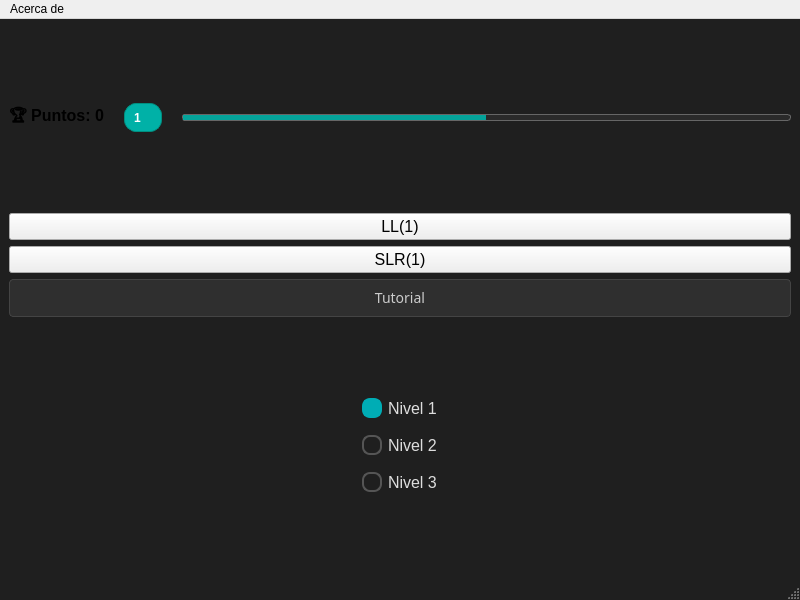
The window that mainwindow.ui (jose-rZM/SyntaxTutor) describes before a commit, drawn with Qt 5.
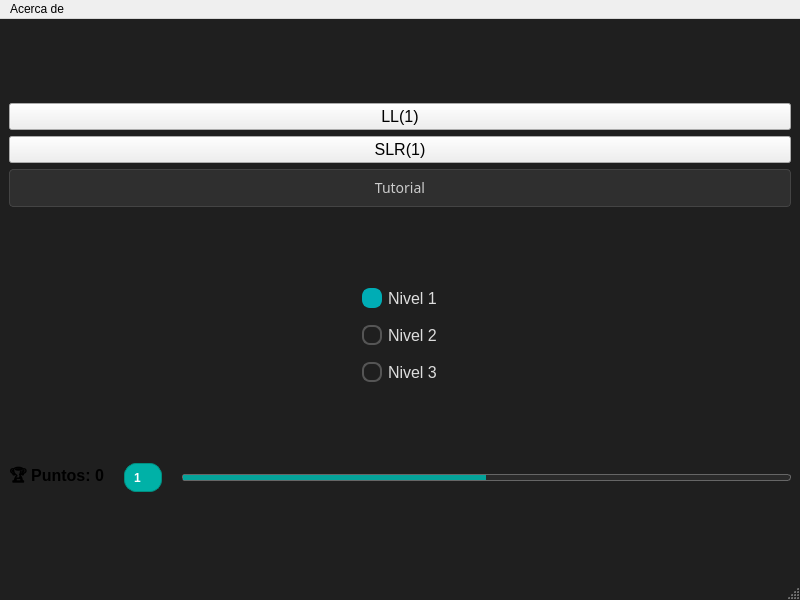
The same window after the commit. Icons and pictures are not drawn.

Commit message: place score and levels below radiobtns

Diff of the .ui file:
```diff
--- a/mainwindow.ui
+++ b/mainwindow.ui
@@ -32,6 +32,234 @@
   </property>
   <widget class="QWidget" name="centralwidget">
    <layout class="QVBoxLayout" name="verticalLayout_3">
+    <item>
+     <layout class="QVBoxLayout" name="verticalLayout">
+      <item>
+       <widget class="QPushButton" name="pushButton">
+        <property name="sizePolicy">
+         <sizepolicy hsizetype="Minimum" vsizetype="Maximum">
+          <horstretch>1</horstretch>
+          <verstretch>0</verstretch>
+         </sizepolicy>
+        </property>
+        <property name="minimumSize">
+         <size>
+          <width>432</width>
+          <height>0</height>
+         </size>
+        </property>
+        <property name="font">
+         <font>
+          <pointsize>12</pointsize>
+         </font>
+        </property>
+        <property name="text">
+         <string>LL(1)</string>
+        </property>
+       </widget>
+      </item>
+      <item>
+       <widget class="QPushButton" name="pushButton_2">
+        <property name="sizePolicy">
+         <sizepolicy hsizetype="Minimum" vsizetype="Fixed">
+          <horstretch>0</horstretch>
+          <verstretch>0</verstretch>
+         </sizepolicy>
+        </property>
+        <property name="minimumSize">
+         <size>
+          <width>432</width>
+          <height>0</height>
+         </size>
+        </property>
+        <property name="font">
+         <font>
+          <pointsize>12</pointsize>
+         </font>
+        </property>
+        <property name="text">
+         <string>SLR(1)</string>
+        </property>
+       </widget>
+      </item>
+      <item>
+       <widget class="QPushButton" name="tutorial">
+        <property name="sizePolicy">
+         <sizepolicy hsizetype="Minimum" vsizetype="Fixed">
+          <horstretch>0</horstretch>
+          <verstretch>0</verstretch>
+         </sizepolicy>
+        </property>
+        <property name="minimumSize">
+         <size>
+          <width>432</width>
+          <height>0</height>
+         </size>
+        </property>
+        <property name="font">
+         <font>
+          <family>Noto Sans</family>
+          <pointsize>-1</pointsize>
+         </font>
+        </property>
+        <property name="cursor">
+         <cursorShape>PointingHandCursor</cursorShape>
+        </property>
+        <property name="styleSheet">
+         <string notr="true">QPushButton {
+    background-color: #2F2F2F;        /* Gris muy oscuro, casi al tono de fondo */
+    color:            #CCCCCC;        /* Gris claro, sin llegar a blanco puro */
+    border:           1px solid #444; /* Borde sutil para definir límites */
+    padding:          8px 16px;
+    border-radius:    4px;
+    font-size:        14px;
+    font-family:      'Noto Sans';
+}
+QPushButton:hover {
+    background-color: #3A3A3A;        /* Un poco más claro al pasar el cursor */
+    color:            #FFFFFF;
+}
+QPushButton:pressed {
+    background-color: #262626;        /* Oscurece un pelín al pulsar */
+}</string>
+        </property>
+        <property name="text">
+         <string>Tutorial</string>
+        </property>
+       </widget>
+      </item>
+     </layout>
+    </item>
+    <item>
+     <layout class="QVBoxLayout" name="verticalLayout_2">
+      <property name="spacing">
+       <number>17</number>
+      </property>
+      <item alignment="Qt::AlignmentFlag::AlignHCenter">
+       <widget class="QRadioButton" name="lv1Button">
+        <property name="sizePolicy">
+         <sizepolicy hsizetype="Minimum" vsizetype="Maximum">
+          <horstretch>0</horstretch>
+          <verstretch>0</verstretch>
+         </sizepolicy>
+        </property>
+        <property name="font">
+         <font>
+          <pointsize>-1</pointsize>
+         </font>
+        </property>
+        <property name="styleSheet">
+         <string notr="true">QRadioButton {
+    color:    #DDDDDD;
+    font-size:16px;
+    spacing:  6px;
+}
+QRadioButton::indicator {
+    width:        16px;
+    height:       16px;
+    border-radius:8px;
+    border:       2px solid #555555;
+    background:   transparent;
+}
+QRadioButton::indicator:checked {
+    background: #00ADB5;
+    border:     2px solid #00ADB5;
+}
+QRadioButton::indicator:checked + QLabel {
+    color: #00ADB5;
+}
+</string>
+        </property>
+        <property name="text">
+         <string>Nivel 1</string>
+        </property>
+        <property name="checked">
+         <bool>true</bool>
+        </property>
+       </widget>
+      </item>
+      <item alignment="Qt::AlignmentFlag::AlignHCenter">
+       <widget class="QRadioButton" name="lv2Button">
+        <property name="sizePolicy">
+         <sizepolicy hsizetype="Minimum" vsizetype="Maximum">
+          <horstretch>0</horstretch>
+          <verstretch>0</verstretch>
+         </sizepolicy>
+        </property>
+        <property name="font">
+         <font>
+          <pointsize>-1</pointsize>
+         </font>
+        </property>
+        <property name="styleSheet">
+         <string notr="true">QRadioButton {
+    color:    #DDDDDD;
+    font-size:16px;
+    spacing:  6px;
+}
+QRadioButton::indicator {
+    width:        16px;
+    height:       16px;
+    border-radius:8px;
+    border:       2px solid #555555;
+    background:   transparent;
+}
+QRadioButton::indicator:checked {
+    background: #00ADB5;
+    border:     2px solid #00ADB5;
+}
+QRadioButton::indicator:checked + QLabel {
+    color: #00ADB5;
+}
+</string>
+        </property>
+        <property name="text">
+         <string>Nivel 2</string>
+        </property>
+       </widget>
+      </item>
+      <item alignment="Qt::AlignmentFlag::AlignHCenter">
+       <widget class="QRadioButton" name="lv3Button">
+        <property name="sizePolicy">
+         <sizepolicy hsizetype="Minimum" vsizetype="Maximum">
+          <horstretch>0</horstretch>
+          <verstretch>0</verstretch>
+         </sizepolicy>
+        </property>
+        <property name="font">
+         <font>
+          <pointsize>-1</pointsize>
+         </font>
+        </property>
+        <property name="styleSheet">
+         <string notr="true">QRadioButton {
+    color:    #DDDDDD;
+    font-size:16px;
+    spacing:  6px;
+}
+QRadioButton::indicator {
+    width:        16px;
+    height:       16px;
+    border-radius:8px;
+    border:       2px solid #555555;
+    background:   transparent;
+}
+QRadioButton::indicator:checked {
+    background: #00ADB5;
+    border:     2px solid #00ADB5;
+}
+QRadioButton::indicator:checked + QLabel {
+    color: #00ADB5;
+}
+</string>
+        </property>
+        <property name="text">
+         <string>Nivel 3</string>
+        </property>
+       </widget>
+      </item>
+     </layout>
+    </item>
     <item>
      <layout class="QHBoxLayout" name="horizontalLayoutGamification">
       <property name="spacing">
@@ -142,234 +370,6 @@
       </item>
      </layout>
     </item>
-    <item>
-     <layout class="QVBoxLayout" name="verticalLayout">
-      <item>
-       <widget class="QPushButton" name="pushButton">
-        <property name="sizePolicy">
-         <sizepolicy hsizetype="Minimum" vsizetype="Maximum">
-          <horstretch>1</horstretch>
-          <verstretch>0</verstretch>
-         </sizepolicy>
-        </property>
-        <property name="minimumSize">
-         <size>
-          <width>432</width>
-          <height>0</height>
-         </size>
-        </property>
-        <property name="font">
-         <font>
-          <pointsize>12</pointsize>
-         </font>
-        </property>
-        <property name="text">
-         <string>LL(1)</string>
-        </property>
-       </widget>
-      </item>
-      <item>
-       <widget class="QPushButton" name="pushButton_2">
-        <property name="sizePolicy">
-         <sizepolicy hsizetype="Minimum" vsizetype="Fixed">
-          <horstretch>0</horstretch>
-          <verstretch>0</verstretch>
-         </sizepolicy>
-        </property>
-        <property name="minimumSize">
-         <size>
-          <width>432</width>
-          <height>0</height>
-         </size>
-        </property>
-        <property name="font">
-         <font>
-          <pointsize>12</pointsize>
-         </font>
-        </property>
-        <property name="text">
-         <string>SLR(1)</string>
-        </property>
-       </widget>
-      </item>
-      <item>
-       <widget class="QPushButton" name="tutorial">
-        <property name="sizePolicy">
-         <sizepolicy hsizetype="Minimum" vsizetype="Fixed">
-          <horstretch>0</horstretch>
-          <verstretch>0</verstretch>
-         </sizepolicy>
-        </property>
-        <property name="minimumSize">
-         <size>
-          <width>432</width>
-          <height>0</height>
-         </size>
-        </property>
-        <property name="font">
-         <font>
-          <family>Noto Sans</family>
-          <pointsize>-1</pointsize>
-         </font>
-        </property>
-        <property name="cursor">
-         <cursorShape>PointingHandCursor</cursorShape>
-        </property>
-        <property name="styleSheet">
-         <string notr="true">QPushButton {
-    background-color: #2F2F2F;        /* Gris muy oscuro, casi al tono de fondo */
-    color:            #CCCCCC;        /* Gris claro, sin llegar a blanco puro */
-    border:           1px solid #444; /* Borde sutil para definir límites */
-    padding:          8px 16px;
-    border-radius:    4px;
-    font-size:        14px;
-    font-family:      'Noto Sans';
-}
-QPushButton:hover {
-    background-color: #3A3A3A;        /* Un poco más claro al pasar el cursor */
-    color:            #FFFFFF;
-}
-QPushButton:pressed {
-    background-color: #262626;        /* Oscurece un pelín al pulsar */
-}</string>
-        </property>
-        <property name="text">
-         <string>Tutorial</string>
-        </property>
-       </widget>
-      </item>
-     </layout>
-    </item>
-    <item>
-     <layout class="QVBoxLayout" name="verticalLayout_2">
-      <property name="spacing">
-       <number>17</number>
-      </property>
-      <item alignment="Qt::AlignmentFlag::AlignHCenter">
-       <widget class="QRadioButton" name="lv1Button">
-        <property name="sizePolicy">
-         <sizepolicy hsizetype="Minimum" vsizetype="Maximum">
-          <horstretch>0</horstretch>
-          <verstretch>0</verstretch>
-         </sizepolicy>
-        </property>
-        <property name="font">
-         <font>
-          <pointsize>-1</pointsize>
-         </font>
-        </property>
-        <property name="styleSheet">
-         <string notr="true">QRadioButton {
-    color:    #DDDDDD;
-    font-size:16px;
-    spacing:  6px;
-}
-QRadioButton::indicator {
-    width:        16px;
-    height:       16px;
-    border-radius:8px;
-    border:       2px solid #555555;
-    background:   transparent;
-}
-QRadioButton::indicator:checked {
-    background: #00ADB5;
-    border:     2px solid #00ADB5;
-}
-QRadioButton::indicator:checked + QLabel {
-    color: #00ADB5;
-}
-</string>
-        </property>
-        <property name="text">
-         <string>Nivel 1</string>
-        </property>
-        <property name="checked">
-         <bool>true</bool>
-        </property>
-       </widget>
-      </item>
-      <item alignment="Qt::AlignmentFlag::AlignHCenter">
-       <widget class="QRadioButton" name="lv2Button">
-        <property name="sizePolicy">
-         <sizepolicy hsizetype="Minimum" vsizetype="Maximum">
-          <horstretch>0</horstretch>
-          <verstretch>0</verstretch>
-         </sizepolicy>
-        </property>
-        <property name="font">
-         <font>
-          <pointsize>-1</pointsize>
-         </font>
-        </property>
-        <property name="styleSheet">
-         <string notr="true">QRadioButton {
-    color:    #DDDDDD;
-    font-size:16px;
-    spacing:  6px;
-}
-QRadioButton::indicator {
-    width:        16px;
-    height:       16px;
-    border-radius:8px;
-    border:       2px solid #555555;
-    background:   transparent;
-}
-QRadioButton::indicator:checked {
-    background: #00ADB5;
-    border:     2px solid #00ADB5;
-}
-QRadioButton::indicator:checked + QLabel {
-    color: #00ADB5;
-}
-</string>
-        </property>
-        <property name="text">
-         <string>Nivel 2</string>
-        </property>
-       </widget>
-      </item>
-      <item alignment="Qt::AlignmentFlag::AlignHCenter">
-       <widget class="QRadioButton" name="lv3Button">
-        <property name="sizePolicy">
-         <sizepolicy hsizetype="Minimum" vsizetype="Maximum">
-          <horstretch>0</horstretch>
-          <verstretch>0</verstretch>
-         </sizepolicy>
-        </property>
-        <property name="font">
-         <font>
-          <pointsize>-1</pointsize>
-         </font>
-        </property>
-        <property name="styleSheet">
-         <string notr="true">QRadioButton {
-    color:    #DDDDDD;
-    font-size:16px;
-    spacing:  6px;
-}
-QRadioButton::indicator {
-    width:        16px;
-    height:       16px;
-    border-radius:8px;
-    border:       2px solid #555555;
-    background:   transparent;
-}
-QRadioButton::indicator:checked {
-    background: #00ADB5;
-    border:     2px solid #00ADB5;
-}
-QRadioButton::indicator:checked + QLabel {
-    color: #00ADB5;
-}
-</string>
-        </property>
-        <property name="text">
-         <string>Nivel 3</string>
-        </property>
-       </widget>
-      </item>
-     </layout>
-    </item>
    </layout>
   </widget>
   <widget class="QMenuBar" name="menubar">
```
